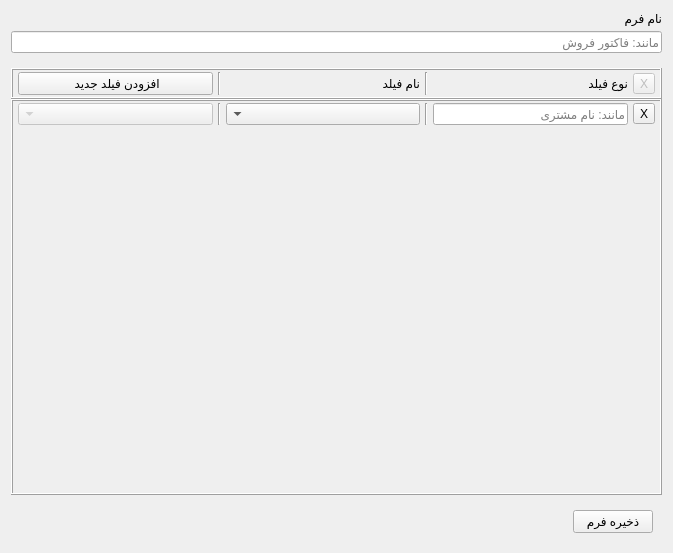
First picture: the form in ui/form/create.ui, repository ostadsgo/form_app, before the edit.
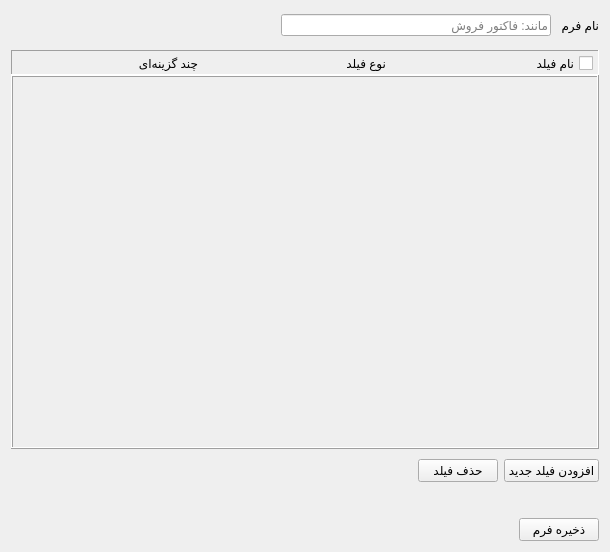
Second picture: the form after the edit.

Commit message: Adding scroll bar.

```diff
--- a/ui/form/create.ui
+++ b/ui/form/create.ui
@@ -6,12 +6,12 @@
    <rect>
     <x>0</x>
     <y>0</y>
-    <width>673</width>
-    <height>553</height>
+    <width>610</width>
+    <height>552</height>
    </rect>
   </property>
   <property name="sizePolicy">
-   <sizepolicy hsizetype="Expanding" vsizetype="Preferred">
+   <sizepolicy hsizetype="Expanding" vsizetype="Expanding">
     <horstretch>0</horstretch>
     <verstretch>0</verstretch>
    </sizepolicy>
@@ -22,30 +22,36 @@
   <property name="layoutDirection">
    <enum>Qt::LayoutDirection::RightToLeft</enum>
   </property>
-  <layout class="QVBoxLayout" name="verticalLayout">
+  <layout class="QVBoxLayout" name="verticalLayout" stretch="0,1,0">
    <item>
-    <widget class="QFrame" name="top_frame">
+    <widget class="QFrame" name="top">
+     <property name="sizePolicy">
+      <sizepolicy hsizetype="Preferred" vsizetype="Expanding">
+       <horstretch>0</horstretch>
+       <verstretch>0</verstretch>
+      </sizepolicy>
+     </property>
      <property name="frameShape">
       <enum>QFrame::Shape::NoFrame</enum>
      </property>
      <property name="frameShadow">
-      <enum>QFrame::Shadow::Raised</enum>
+      <enum>QFrame::Shadow::Plain</enum>
      </property>
-     <layout class="QVBoxLayout" name="verticalLayout_6">
+     <layout class="QHBoxLayout" name="horizontalLayout">
       <property name="spacing">
-       <number>5</number>
+       <number>10</number>
       </property>
       <property name="leftMargin">
        <number>0</number>
       </property>
       <property name="topMargin">
-       <number>0</number>
+       <number>3</number>
       </property>
       <property name="rightMargin">
        <number>0</number>
       </property>
       <property name="bottomMargin">
-       <number>9</number>
+       <number>3</number>
       </property>
       <item>
        <widget class="QLabel" name="label">
@@ -57,17 +63,30 @@
       <item>
        <widget class="QLineEdit" name="form_name">
         <property name="placeholderText">
-         <string>مانند:‌ فاکتور فروش</string>
+         <string>مانند: فاکتور فروش</string>
         </property>
        </widget>
       </item>
+      <item>
+       <spacer name="horizontalSpacer">
+        <property name="orientation">
+         <enum>Qt::Orientation::Horizontal</enum>
+        </property>
+        <property name="sizeHint" stdset="0">
+         <size>
+          <width>40</width>
+          <height>20</height>
+         </size>
+        </property>
+       </spacer>
+      </item>
      </layout>
     </widget>
    </item>
    <item>
     <widget class="QFrame" name="center_frame">
      <property name="sizePolicy">
-      <sizepolicy hsizetype="Preferred" vsizetype="Expanding">
+      <sizepolicy hsizetype="Expanding" vsizetype="Expanding">
        <horstretch>0</horstretch>
        <verstretch>0</verstretch>
       </sizepolicy>
@@ -76,9 +95,9 @@
       <enum>QFrame::Shape::NoFrame</enum>
      </property>
      <property name="frameShadow">
-      <enum>QFrame::Shadow::Plain</enum>
+      <enum>QFrame::Shadow::Sunken</enum>
      </property>
-     <layout class="QVBoxLayout" name="verticalLayout_8">
+     <layout class="QVBoxLayout" name="verticalLayout_2" stretch="0,1,0">
       <property name="spacing">
        <number>0</number>
       </property>
@@ -86,7 +105,7 @@
        <number>0</number>
       </property>
       <property name="topMargin">
-       <number>0</number>
+       <number>5</number>
       </property>
       <property name="rightMargin">
        <number>0</number>
@@ -97,81 +116,58 @@
       <item>
        <widget class="QFrame" name="header_frame">
         <property name="sizePolicy">
-         <sizepolicy hsizetype="Expanding" vsizetype="Fixed">
+         <sizepolicy hsizetype="Preferred" vsizetype="Expanding">
           <horstretch>0</horstretch>
           <verstretch>0</verstretch>
          </sizepolicy>
         </property>
         <property name="frameShape">
-         <enum>QFrame::Shape::Box</enum>
+         <enum>QFrame::Shape::Panel</enum>
         </property>
         <property name="frameShadow">
-         <enum>QFrame::Shadow::Raised</enum>
+         <enum>QFrame::Shadow::Sunken</enum>
         </property>
-        <property name="lineWidth">
-         <number>1</number>
-        </property>
-        <layout class="QHBoxLayout" name="header_layout" stretch="0,0,0,0,0,0">
+        <layout class="QHBoxLayout" name="horizontalLayout_4" stretch="0,1,1,1">
          <property name="spacing">
           <number>5</number>
          </property>
          <property name="leftMargin">
-          <number>5</number>
+          <number>3</number>
          </property>
          <property name="topMargin">
-          <number>2</number>
+          <number>5</number>
          </property>
          <property name="rightMargin">
           <number>5</number>
          </property>
          <property name="bottomMargin">
-          <number>2</number>
+          <number>3</number>
          </property>
          <item>
-          <widget class="QToolButton" name="tool_button">
-           <property name="enabled">
-            <bool>false</bool>
-           </property>
+          <widget class="QCheckBox" name="checkBox">
            <property name="text">
-            <string>X</string>
+            <string/>
            </property>
           </widget>
          </item>
          <item>
           <widget class="QLabel" name="label_2">
            <property name="text">
-            <string>نوع فیلد</string>
-           </property>
-          </widget>
-         </item>
-         <item>
-          <widget class="Line" name="line_3">
-           <property name="orientation">
-            <enum>Qt::Orientation::Vertical</enum>
-           </property>
-          </widget>
-         </item>
-         <item>
-          <widget class="QLabel" name="label_3">
-           <property name="text">
             <string>نام فیلد</string>
            </property>
           </widget>
          </item>
          <item>
-          <widget class="Line" name="line_5">
-           <property name="orientation">
-            <enum>Qt::Orientation::Vertical</enum>
+          <widget class="QLabel" name="label_3">
+           <property name="text">
+            <string>نوع فیلد</string>
            </property>
           </widget>
          </item>
          <item>
-          <widget class="QPushButton" name="add_field">
-           <property name="layoutDirection">
-            <enum>Qt::LayoutDirection::RightToLeft</enum>
-           </property>
+          <widget class="QLabel" name="label_4">
            <property name="text">
-            <string> افزودن فیلد جدید</string>
+            <string>چند گزینه‌ای</string>
            </property>
           </widget>
          </item>
@@ -181,7 +177,7 @@
       <item>
        <widget class="QFrame" name="fields_container">
         <property name="sizePolicy">
-         <sizepolicy hsizetype="Expanding" vsizetype="Expanding">
+         <sizepolicy hsizetype="Preferred" vsizetype="Expanding">
           <horstretch>0</horstretch>
           <verstretch>0</verstretch>
          </sizepolicy>
@@ -192,10 +188,43 @@
         <property name="frameShadow">
          <enum>QFrame::Shadow::Raised</enum>
         </property>
-        <property name="lineWidth">
-         <number>1</number>
-        </property>
-        <layout class="QVBoxLayout" name="fields_container_layout" stretch="0">
+        <layout class="QVBoxLayout" name="verticalLayout_3" stretch="0">
+         <property name="spacing">
+          <number>5</number>
+         </property>
+         <property name="leftMargin">
+          <number>0</number>
+         </property>
+         <property name="topMargin">
+          <number>0</number>
+         </property>
+         <property name="rightMargin">
+          <number>0</number>
+         </property>
+         <property name="bottomMargin">
+          <number>0</number>
+         </property>
+         <item>
+          <widget class="QScrollArea" name="scrollArea">
+           <property name="frameShape">
+            <enum>QFrame::Shape::NoFrame</enum>
+           </property>
+           <property name="frameShadow">
+            <enum>QFrame::Shadow::Plain</enum>
+           </property>
+           <property name="widgetResizable">
+            <bool>true</bool>
+           </property>
+           <widget class="QWidget" name="scrollAreaWidgetContents">
+            <property name="geometry">
+             <rect>
+              <x>0</x>
+              <y>0</y>
+              <width>588</width>
+              <height>341</height>
+             </rect>
+            </property>
+            <layout class="QVBoxLayout" name="verticalLayout_4">
          <property name="spacing">
           <number>5</number>
          </property>
@@ -212,14 +241,14 @@
           <number>0</number>
          </property>
          <item alignment="Qt::AlignmentFlag::AlignTop">
-          <widget class="QFrame" name="fields_frame">
+              <widget class="QFrame" name="body">
            <property name="frameShape">
             <enum>QFrame::Shape::NoFrame</enum>
            </property>
            <property name="frameShadow">
-            <enum>QFrame::Shadow::Plain</enum>
-           </property>
-           <layout class="QVBoxLayout" name="fields_layout">
+                <enum>QFrame::Shadow::Raised</enum>
+               </property>
+               <layout class="QVBoxLayout" name="verticalLayout_5">
             <property name="spacing">
              <number>5</number>
             </property>
@@ -235,10 +264,20 @@
             <property name="bottomMargin">
              <number>0</number>
             </property>
+               </layout>
+              </widget>
+             </item>
+            </layout>
+           </widget>
+          </widget>
+         </item>
+        </layout>
+       </widget>
+      </item>
             <item>
-             <widget class="QFrame" name="field_frame">
+       <widget class="QFrame" name="actions">
               <property name="sizePolicy">
-               <sizepolicy hsizetype="Expanding" vsizetype="Fixed">
+         <sizepolicy hsizetype="Preferred" vsizetype="Expanding">
                 <horstretch>0</horstretch>
                 <verstretch>0</verstretch>
                </sizepolicy>
@@ -247,98 +286,93 @@
                <enum>QFrame::Shape::NoFrame</enum>
               </property>
               <property name="frameShadow">
-               <enum>QFrame::Shadow::Plain</enum>
-              </property>
-              <layout class="QHBoxLayout" name="field_layout" stretch="0,1,0,1,0,1">
-               <property name="spacing">
-                <number>5</number>
-               </property>
+         <enum>QFrame::Shadow::Raised</enum>
+        </property>
+        <layout class="QHBoxLayout" name="horizontalLayout_3">
                <property name="leftMargin">
                 <number>5</number>
                </property>
                <property name="topMargin">
-                <number>2</number>
+          <number>10</number>
                </property>
                <property name="rightMargin">
-                <number>5</number>
+          <number>0</number>
                </property>
                <property name="bottomMargin">
-                <number>2</number>
+          <number>0</number>
                </property>
                <item>
-                <widget class="QToolButton" name="delete_button">
+          <widget class="QPushButton" name="add_button">
                  <property name="text">
-                  <string>X</string>
+            <string>افزودن فیلد جدید</string>
                  </property>
                 </widget>
                </item>
                <item>
-                <widget class="QLineEdit" name="field_name">
-                 <property name="sizePolicy">
-                  <sizepolicy hsizetype="Preferred" vsizetype="Preferred">
-                   <horstretch>0</horstretch>
-                   <verstretch>0</verstretch>
-                  </sizepolicy>
-                 </property>
-                 <property name="placeholderText">
-                  <string>مانند: نام مشتری</string>
-                 </property>
+          <widget class="QPushButton" name="remove_button">
+           <property name="text">
+            <string>حذف فیلد</string>
+           </property>
                 </widget>
                </item>
                <item>
-                <widget class="Line" name="line">
+          <spacer name="horizontalSpacer_3">
                  <property name="orientation">
-                  <enum>Qt::Orientation::Vertical</enum>
-                 </property>
-                </widget>
-               </item>
-               <item>
-                <widget class="QComboBox" name="field_types"/>
-               </item>
-               <item>
-                <widget class="Line" name="line_2">
-                 <property name="orientation">
-                  <enum>Qt::Orientation::Vertical</enum>
-                 </property>
-                </widget>
-               </item>
-               <item>
-                <widget class="QComboBox" name="multi_choice">
-                 <property name="enabled">
-                  <bool>false</bool>
-                 </property>
-                </widget>
-               </item>
+            <enum>Qt::Orientation::Horizontal</enum>
+           </property>
+           <property name="sizeHint" stdset="0">
+            <size>
+             <width>40</width>
+             <height>20</height>
+            </size>
+           </property>
+          </spacer>
+         </item>
               </layout>
              </widget>
             </item>
            </layout>
           </widget>
          </item>
-        </layout>
-       </widget>
-      </item>
-     </layout>
-    </widget>
-   </item>
    <item>
-    <widget class="QFrame" name="bottom_frame">
+    <widget class="QFrame" name="bottom">
+     <property name="sizePolicy">
+      <sizepolicy hsizetype="Preferred" vsizetype="Expanding">
+       <horstretch>0</horstretch>
+       <verstretch>0</verstretch>
+      </sizepolicy>
+     </property>
      <property name="frameShape">
       <enum>QFrame::Shape::NoFrame</enum>
      </property>
      <property name="frameShadow">
-      <enum>QFrame::Shadow::Raised</enum>
+      <enum>QFrame::Shadow::Plain</enum>
      </property>
-     <layout class="QHBoxLayout" name="horizontalLayout">
+     <layout class="QHBoxLayout" name="horizontalLayout_2">
+      <property name="spacing">
+       <number>5</number>
+      </property>
+      <property name="leftMargin">
+       <number>0</number>
+      </property>
+      <property name="topMargin">
+       <number>30</number>
+      </property>
+      <property name="rightMargin">
+       <number>0</number>
+      </property>
+      <property name="bottomMargin">
+       <number>0</number>
+      </property>
       <item>
-       <widget class="QPushButton" name="save_form">
+       <widget class="QPushButton" name="save_button">
         <property name="text">
          <string>ذخیره فرم</string>
         </property>
        </widget>
       </item>
       <item>
-       <spacer name="horizontalSpacer">
+       <spacer name="horizontalSpacer_2">
         <property name="orientation">
          <enum>Qt::Orientation::Horizontal</enum>
         </property>
```
Left out of the diff: 10 changed lines with no effect on the pictures. Lines whose indentation alone changed are shown as unchanged. The commit also changes 3 other files.
